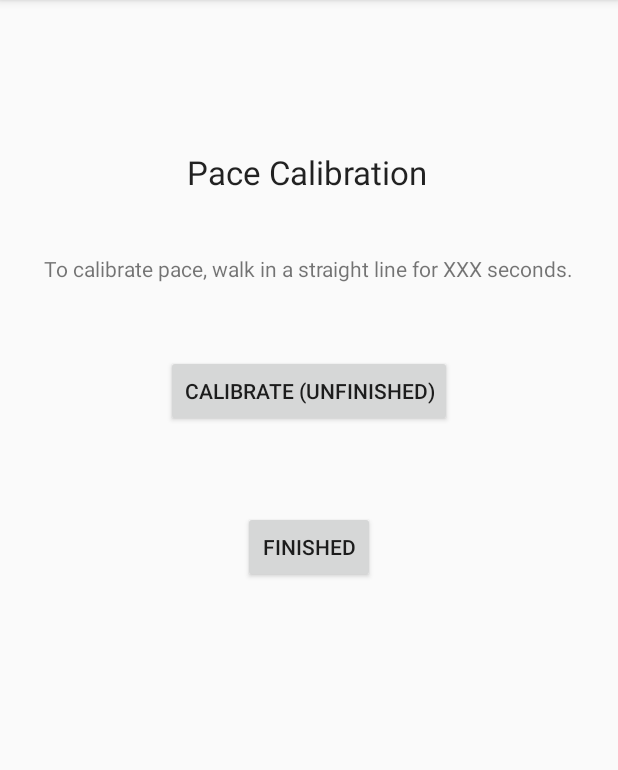
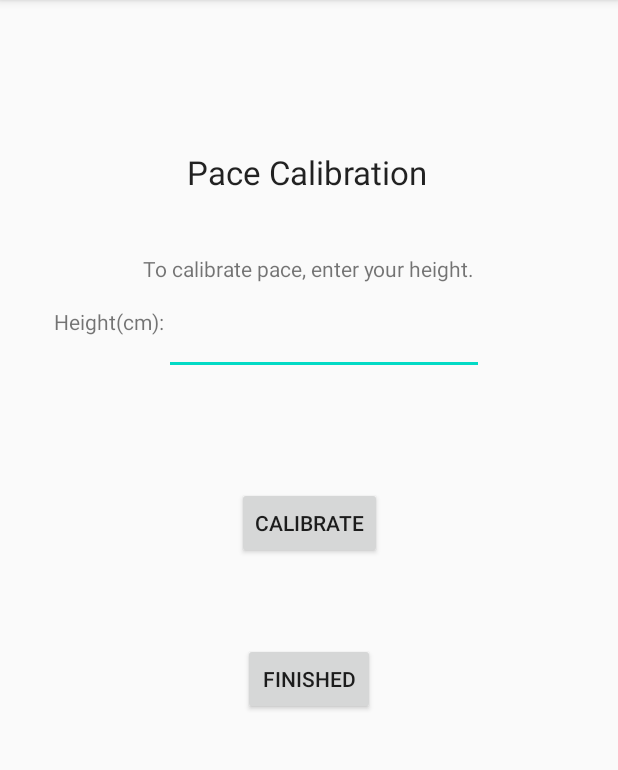
Before and after one commit to blaine141/Treasure-Hunt, an Android app: the screen it shows after launch (PaceActivity), after a tap on "CALIBRATE PACE", on a phone screen of 412 x 824 dp, the part 84-854 px from its top. Run offline under Robolectric (Android 15) with nearby library versions, the phone set to English and light mode, and no system bars.

Commit message:
Implement Calibration.(With Height)

```diff
--- a/app/build.gradle
+++ b/app/build.gradle
@@ -27,6 +27,7 @@ dependencies {
     implementation 'androidx.appcompat:appcompat:1.2.0'
     implementation 'androidx.constraintlayout:constraintlayout:2.0.1'
     implementation 'com.android.volley:volley:1.1.1'
+    implementation 'org.jetbrains:annotations-java5:15.0'
     testImplementation 'junit:junit:4.12'
     androidTestImplementation 'androidx.test.ext:junit:1.1.2'
     androidTestImplementation 'androidx.test.espresso:espresso-core:3.3.0'
--- a/app/src/main/java/com/example/treasurehunt/DirectionsActivity.java
+++ b/app/src/main/java/com/example/treasurehunt/DirectionsActivity.java
@@ -49,7 +49,7 @@ public class DirectionsActivity extends AppCompatActivity implements SensorEvent
         assert currentCache != null;
         double bearing = currentCache.bearing;
         double distance = currentCache.distance;
-        int paces = (int)(distance / 0.75);
+        int paces = (int)(distance / StepService.getStepLength());
 
         String directions = "Directions:\n";
         directions += "Walk " + paces + " paces at a heading of " + bearing + "°";
--- a/app/src/main/java/com/example/treasurehunt/MainActivity.java
+++ b/app/src/main/java/com/example/treasurehunt/MainActivity.java
@@ -5,19 +5,20 @@ import androidx.appcompat.app.AppCompatActivity;
 import android.content.Intent;
 import android.os.Bundle;
 import android.view.View;
+import android.widget.TextView; //for testing
 
 import java.lang.reflect.Array;
 import java.util.ArrayList;
 
 
 public class MainActivity extends AppCompatActivity {
+    private TextView text;
 
     @Override
     protected void onCreate(Bundle savedInstanceState) {
         super.onCreate(savedInstanceState);
         setContentView(R.layout.activity_main);
-
-
+        TextView text = findViewById(R.id.test); //for testing
     }
 
     public void huntingPress(View view) {
--- /dev/null
+++ b/app/src/main/java/com/example/treasurehunt/StepCounterListener.java
@@ -0,0 +1,5 @@
+package com.example.treasurehunt;
+
+public interface StepCounterListener {
+    public void countStep();
+}
--- /dev/null
+++ b/app/src/main/java/com/example/treasurehunt/StepValuePassListener.java
@@ -0,0 +1,5 @@
+package com.example.treasurehunt;
+
+public interface StepValuePassListener {
+    public void stepChanged(int steps);
+}
--- a/app/src/main/res/layout/activity_pace.xml
+++ b/app/src/main/res/layout/activity_pace.xml
@@ -22,9 +22,9 @@
         android:id="@+id/button2"
         android:layout_width="wrap_content"
         android:layout_height="wrap_content"
-        android:layout_marginTop="48dp"
+        android:layout_marginTop="136dp"
         android:onClick="calibratePress"
-        android:text="Calibrate (UNFINISHED)"
+        android:text="Calibrate"
         app:layout_constraintEnd_toEndOf="parent"
         app:layout_constraintStart_toStartOf="parent"
         app:layout_constraintTop_toBottomOf="@+id/textView3" />
@@ -45,9 +45,32 @@
         android:layout_width="wrap_content"
         android:layout_height="wrap_content"
         android:layout_marginTop="40dp"
-        android:text="To calibrate pace, walk in a straight line for XXX seconds."
+        android:text="To calibrate pace, enter your height."
         android:textAppearance="@style/TextAppearance.AppCompat.Small"
         app:layout_constraintEnd_toEndOf="parent"
         app:layout_constraintStart_toStartOf="parent"
         app:layout_constraintTop_toBottomOf="@+id/textView2" />
+
+    <TextView
+        android:id="@+id/textView5"
+        android:layout_width="wrap_content"
+        android:layout_height="wrap_content"
+        android:layout_marginTop="16dp"
+        android:text="Height(cm):"
+
+        app:layout_constraintEnd_toStartOf="@+id/editTextNumberDecimal"
+        app:layout_constraintTop_toBottomOf="@+id/textView3" />
+
+    <EditText
+        android:id="@+id/editTextNumberDecimal"
+        android:layout_width="wrap_content"
+        android:layout_height="wrap_content"
+        android:layout_marginTop="16dp"
+        android:ems="10"
+        android:inputType="numberDecimal"
+        app:layout_constraintHorizontal_bias="0.552"
+        app:layout_constraintLeft_toLeftOf="parent"
+        app:layout_constraintRight_toRightOf="parent"
+        app:layout_constraintTop_toBottomOf="@+id/textView3" />
+
 </androidx.constraintlayout.widget.ConstraintLayout>
```
Also changed, not shown: app/src/main/java/com/example/treasurehunt/PaceActivity.java (+27 -2 lines), app/src/main/java/com/example/treasurehunt/StepCounter.java (+45 -21 lines), app/src/main/java/com/example/treasurehunt/StepDetector.java (added, +19 -0 lines), app/src/main/java/com/example/treasurehunt/StepService.java (added, +13 -0 lines), app/src/main/res/layout/activity_main.xml (+8 -0 lines), app/src/main/java/com/example/treasurehunt/ScoreActivity.java (line endings or trailing spaces).
